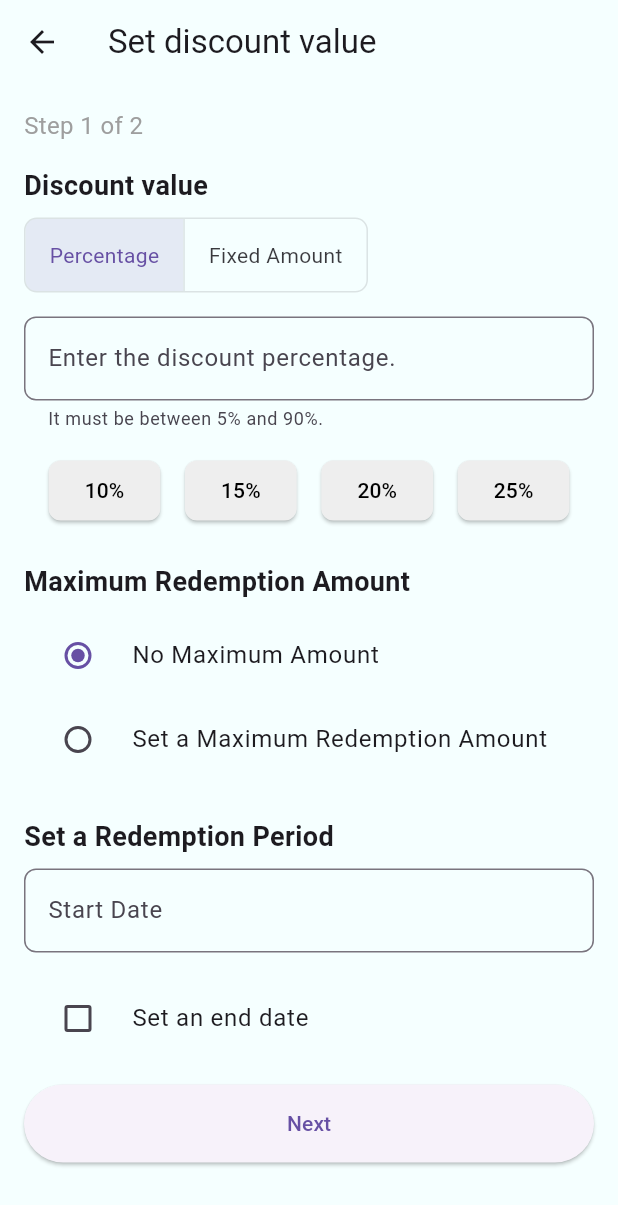
After one commit to LerMingJun/MAE, a Flutter app: the RestaurantSetting screen opened directly, item 3 of the bottom bar chosen, after a tap on "Percentage", on a phone screen of 412 x 824 dp. The commit adds this screen. Shown: the top 1205 px of the screen. Run offline on Flutter 3.47's test engine with Material 3 defaults, Android fonts, the phone set to English and light mode, and no system bars; our stand-ins replace awesome_dialog, cloud_firestore, curved_navigation_bar, dropdown_button2, firebase_auth, firebase_core and 14 more; accounts and stored records are empty.

Commit message:
restaurant create promotion, restaurant setting page adding

```diff
--- a/jom_makan/lib/restaurant_main.dart
+++ b/jom_makan/lib/restaurant_main.dart
@@ -4,6 +4,7 @@ import 'package:jom_makan/providers/complain_provider.dart';
 import 'package:jom_makan/providers/helpitem_provider.dart';
 import 'package:jom_makan/providers/review_provider.dart';
 import 'package:intl/date_symbol_data_local.dart';
+import 'package:jom_makan/screens/restaurant/restaurant_home.dart';
 import 'package:provider/provider.dart';
 import 'package:jom_makan/screens/restaurant/signup.dart';
 import 'package:jom_makan/providers/restaurant_provider.dart';
@@ -39,9 +40,9 @@ class MyApp extends StatelessWidget {
         ChangeNotifierProvider(create: (_) => ComplainProvider()),
         ChangeNotifierProvider(create: (_) => AuthProvider()), // Add AuthProvider
       ],
-      child: MaterialApp(
+      child: const MaterialApp(
         // home: RestaurantHome(),
-        home: RestaurantSignUp(),
+        home: RestaurantHome(),
       ),
     );
   }
--- /dev/null
+++ b/jom_makan/lib/screens/restaurant/restaurant_setting.dart
@@ -0,0 +1,258 @@
+import 'dart:math';
+import 'package:flutter/material.dart';
+import 'package:jom_makan/providers/store_provider.dart';
+import 'package:jom_makan/screens/admins/edit_store_detail.dart';
+import 'package:jom_makan/screens/admins/helpcenter.dart';
+import 'package:jom_makan/screens/admins/overall_analytics.dart';
+import 'package:jom_makan/screens/admins/restaurant_list.dart';
+import 'package:jom_makan/screens/admins/users_list.dart';
+import 'package:jom_makan/widgets/restaurant/custom_bottom_navigation.dart';
+import 'package:provider/provider.dart';
+
+class RestaurantSetting extends StatefulWidget {
+  const RestaurantSetting({super.key});
+
+  @override
+  _RestaurantSettingState createState() => _RestaurantSettingState();
+}
+
+class _RestaurantSettingState extends State<RestaurantSetting> {
+  int _selectedIndex = 3; // Start with "More" tab highlighted
+  @override
+  void initState() {
+    super.initState();
+    Future.microtask(() {
+      Provider.of<StoreProvider>(context, listen: false).fetchStore();
+    });
+  }
+
+  void _onItemTapped(int index) {
+    setState(() {
+      _selectedIndex = index;
+    });
+    // Add navigation logic here based on the index
+  }
+
+
+  String formatPhoneNumber(String number) {
+    if (number.length <= 2) return number;
+    if (number.length <= 5) {
+      return '${number.substring(0, 2)} ${number.substring(2)}';
+    }
+    return '${number.substring(0, 2)} ${number.substring(2, 6)} ${number.substring(6)}';
+  }
+
+  void _showContactAdminOverlay(int pinNumber) {
+  final storeProvider = Provider.of<StoreProvider>(context, listen: false);
+  showModalBottomSheet(
+    context: context,
+    isScrollControlled: true,
+    shape: const RoundedRectangleBorder(
+      borderRadius: BorderRadius.vertical(top: Radius.circular(20)),
+    ),
+    builder: (BuildContext context) {
+      return Padding(
+        padding: const EdgeInsets.all(16.0),
+        child: Column(
+          mainAxisSize: MainAxisSize.min,
+          children: [
+            // Display PIN number
+            Text(
+              'PIN #$pinNumber',
+              style: const TextStyle(fontSize: 18, fontWeight: FontWeight.bold),
+            ),
+            const SizedBox(height: 8),
+
+            // JomMakan Contact Information title
+            const Text(
+              "JomMakan Contact Information",
+              style: TextStyle(fontSize: 18, fontWeight: FontWeight.bold),
+              textAlign: TextAlign.center,
+            ),
+            const SizedBox(height: 16),
+
+            // Description
+            Text(
+              "For any inquiries, please reach out using the contact details below.",
+              textAlign: TextAlign.center,
+              style: TextStyle(color: Colors.grey[700]),
+            ),
+            const SizedBox(height: 16),
+
+            // Phone number or Not Available
+            if (storeProvider.storeNumber != null)
+              Text(
+                formatPhoneNumber(storeProvider.storeNumber ?? ''),
+                style: const TextStyle(fontSize: 20, fontWeight: FontWeight.bold),
+              )
+            else
+              const Text(
+                'Not Available',
+                style: TextStyle(fontSize: 20, fontWeight: FontWeight.bold),
+              ),
+            const SizedBox(height: 8),
+
+            // Email or Not Available
+            Text(
+              storeProvider.storeEmail ?? 'Not Available',
+              style: TextStyle(color: Colors.grey[700]),
+            ),
+            const SizedBox(height: 20),
+
+            // Close button
+            ElevatedButton(
+              onPressed: () {
+                Navigator.pop(context); // Close the overlay
+              },
+              style: ElevatedButton.styleFrom(
+                backgroundColor: Colors.green,
+                padding: const EdgeInsets.symmetric(vertical: 14),
+              ),
+              child: const Text(
+                'Close',
+                style: TextStyle(color: Colors.white, fontSize: 16),
+              ),
+            ),
+          ],
+        ),
+      );
+    },
+  );
+}
+
+
+  @override
+  Widget build(BuildContext context) {
+    return Scaffold(
+      appBar: AppBar(
+        title: const Text('Settings'),
+          automaticallyImplyLeading: false, // This line disables the back button
+      ),
+      body: ListView(
+        padding: const EdgeInsets.all(16.0),
+        children: [
+          Column(
+            children: [
+              Image.asset(
+                'assets/logo.jpg',
+                height: 100,
+              ),
+              const SizedBox(height: 16),
+              const Text(
+                'Jom Makan',
+                style: TextStyle(fontSize: 18, fontWeight: FontWeight.bold),
+                textAlign: TextAlign.center,
+              ),
+              const Text('Your Favorite Food Discovery App'),
+              const SizedBox(height: 8),
+              ElevatedButton(
+                onPressed: () {
+                  Navigator.push(
+                    context,
+                    MaterialPageRoute(
+                        builder: (context) => const StoreDetailsPage()),
+                  );
+                },
+                child: const Text('View and edit store profile'),
+              ),
+            ],
+          ),
+          const SizedBox(height: 20),
+          GridView.count(
+            shrinkWrap: true,
+            crossAxisCount: 4,
+            mainAxisSpacing: 10,
+            crossAxisSpacing: 10,
+            children: [
+              _buildIconButton(Icons.people, 'Partners',onTap: () {
+                  Navigator.push(
+                    context,
+                    MaterialPageRoute(
+                        builder: (context) =>
+                            const RestaurantsPage()), // Navigate to InsightsPage instead
+                  );
+                },),
+              _buildIconButton(Icons.supervised_user_circle, 'Users', onTap: () {
+                  Navigator.push(
+                    context,
+                    MaterialPageRoute(
+                        builder: (context) =>
+                            const UsersPage()), // Navigate to InsightsPage instead
+                  );
+                },),
+              _buildIconButton(
+                Icons.show_chart,
+                'Insights',
+                onTap: () {
+                  Navigator.push(
+                    context,
+                    MaterialPageRoute(
+                        builder: (context) =>
+                            const OverallAnalyticsScreen()), // Navigate to InsightsPage instead
+                  );
+                },
+              ),
+            ],
+          ),
+          const Divider(height: 40),
+          ListTile(
+            leading: const Icon(Icons.help_outline),
+            title: const Text('FAQ'),
+            onTap: () {
+              Navigator.push(
+                context,
+                MaterialPageRoute(builder: (context) => const HelpCenterScreen()),
+              );
+            },
+          ),
+          ListTile(
+            leading: const Icon(Icons.contact_support_outlined),
+            title: const Text('Contact Admin'),
+            onTap: () {
+              final int pinNumber = _generateRandomPin();
+              _showContactAdminOverlay(pinNumber);
+            },
+          ),
+          const Divider(height: 40),
+          ListTile(
+            leading: const Icon(Icons.person_outline),
+            title: const Text('Personal profile'),
+            onTap: () {
+              Navigator.push(
+                context,
+                MaterialPageRoute(
+                    builder: (context) => const StoreDetailsPage()),
+              );
+            },
+          ),
+          const ListTile(
+            leading: Icon(Icons.logout, color: Colors.red),
+            title: Text('Log Out', style: TextStyle(color: Colors.red)),
+          ),
+        ],
+      ),
+      bottomNavigationBar: CustomBottomNavigation(
+        selectedIndex: _selectedIndex,
+        onItemSelected: _onItemTapped,
+      ),
+    );
+  }
+
+  Widget _buildIconButton(IconData icon, String label, {VoidCallback? onTap}) {
+    return InkWell(
+      onTap: onTap,
+      child: Column(
+        mainAxisSize: MainAxisSize.min,
+        children: [
+          Icon(icon, size: 32),
+          const SizedBox(height: 4),
+          Text(label, textAlign: TextAlign.center),
+        ],
+      ),
+    );
+  }
+
+  int _generateRandomPin() {
+    return Random().nextInt(999999); // generates a random 6-digit number
+  }
+}
--- /dev/null
+++ b/jom_makan/lib/screens/restaurant/voucher_page.dart
@@ -0,0 +1,424 @@
+import 'package:flutter/material.dart';
+
+class VoucherScreen extends StatefulWidget {
+  const VoucherScreen({super.key});
+
+  @override
+  _VoucherScreenState createState() => _VoucherScreenState();
+}
+
+class _VoucherScreenState extends State<VoucherScreen> {
+  TextEditingController discountController = TextEditingController();
+  TextEditingController minimumOrderController = TextEditingController();
+  TextEditingController maxAmountController = TextEditingController();
+  TextEditingController startDateController = TextEditingController();
+  TextEditingController endDateController = TextEditingController();
+
+  bool noMaxAmount = true;
+  bool isPercentage = true;
+  bool setEndDate = false;
+
+void onNextButtonPressed() {
+  double? discountValue = double.tryParse(discountController.text);
+  if (discountValue == null || discountValue <= 0) {
+    showError("Please enter a valid discount value.");
+    return;
+  }
+
+  if (isPercentage) {
+    if (discountValue < 5 || discountValue > 90) {
+      showError("Discount percentage must be between 5% and 90%.");
+      return;
+    }
+  } else {
+    double? minimumOrderValue = double.tryParse(minimumOrderController.text);
+    if (minimumOrderValue == null || minimumOrderValue <= 0) {
+      showError("Please enter a valid minimum order value.");
+      return;
+    }
+  }
+
+  if (!noMaxAmount) {
+    double? maxAmountValue = double.tryParse(maxAmountController.text);
+    if (maxAmountValue == null || maxAmountValue <= 0) {
+      showError("Please enter a valid maximum discount amount.");
+      return;
+    }
+  }
+
+  if (startDateController.text.isEmpty) {
+    showError("Please select a start date.");
+    return;
+  }
+
+  if (setEndDate && endDateController.text.isEmpty) {
+    showError("Please select an end date.");
+    return;
+  }
+
+  // Passing the data to the NextScreen
+  Navigator.of(context).push(
+    MaterialPageRoute(
+      builder: (context) => NextScreen(
+        discountValue: discountValue,
+        isPercentage: isPercentage,
+        maxAmount: noMaxAmount ? null : double.tryParse(maxAmountController.text),
+        startDate: startDateController.text,
+        endDate: setEndDate ? endDateController.text : null,
+      ),
+    ),
+  );
+}
+
+  void showError(String message) {
+    ScaffoldMessenger.of(context).showSnackBar(
+      SnackBar(content: Text(message)),
+    );
+  }
+
+  Future<void> selectDate(BuildContext context, TextEditingController controller) async {
+    DateTime? selectedDate = await showDatePicker(
+      context: context,
+      initialDate: DateTime.now(),
+      firstDate: DateTime(2020),
+      lastDate: DateTime(2030),
+    );
+
+    if (selectedDate != null) {
+      TimeOfDay? selectedTime = await showTimePicker(
+        context: context,
+        initialTime: TimeOfDay.now(),
+      );
+
+      if (selectedTime != null) {
+        DateTime fullDateTime = DateTime(
+          selectedDate.year,
+          selectedDate.month,
+          selectedDate.day,
+          selectedTime.hour,
+          selectedTime.minute,
+        );
+
+        controller.text =
+            "${fullDateTime.day} ${_getMonthName(fullDateTime.month)}, "
+            "${_getWeekdayName(fullDateTime.weekday)} at "
+            "${selectedTime.format(context)}";
+      }
+    }
+  }
+
+  String _getMonthName(int month) {
+    const months = [
+      "Jan", "Feb", "Mar", "Apr", "May", "Jun", "Jul", "Aug", "Sep", "Oct", "Nov", "Dec"
+    ];
+    return months[month - 1];
+  }
+
+  String _getWeekdayName(int weekday) {
+    const weekdays = ["Mon", "Tue", "Wed", "Thu", "Fri", "Sat", "Sun"];
+    return weekdays[weekday - 1];
+  }
+
+  @override
+  Widget build(BuildContext context) {
+    return Scaffold(
+      appBar: AppBar(
+        title: const Text("Set discount value"),
+        leading: IconButton(
+          icon: const Icon(Icons.arrow_back),
+          onPressed: () => Navigator.of(context).pop(),
+        ),
+      ),
+      body: SingleChildScrollView(
+        padding: const EdgeInsets.all(16.0),
+        child: Column(
+          crossAxisAlignment: CrossAxisAlignment.start,
+          children: [
+            const Text(
+              "Step 1 of 2",
+              style: TextStyle(fontSize: 16, color: Colors.grey),
+            ),
+            const SizedBox(height: 16),
+            const Text(
+              "Discount value",
+              style: TextStyle(fontSize: 18, fontWeight: FontWeight.bold),
+            ),
+            const SizedBox(height: 8),
+            ToggleButtons(
+              borderRadius: BorderRadius.circular(8),
+              isSelected: [isPercentage, !isPercentage],
+              onPressed: (index) {
+                setState(() {
+                  isPercentage = index == 0;
+                  discountController.clear();
+                });
+              },
+              children: const [
+                Padding(
+                  padding: EdgeInsets.symmetric(horizontal: 16, vertical: 8),
+                  child: Text("Percentage"),
+                ),
+                Padding(
+                  padding: EdgeInsets.symmetric(horizontal: 16, vertical: 8),
+                  child: Text("Fixed Amount"),
+                ),
+              ],
+            ),
+            const SizedBox(height: 16),
+            TextField(
+              controller: discountController,
+              keyboardType: TextInputType.number,
+              decoration: InputDecoration(
+                labelText: isPercentage ? "Enter the discount percentage." : "Enter the discount amount.",
+                suffixText: isPercentage ? "%" : "RM",
+                border: OutlineInputBorder(borderRadius: BorderRadius.circular(8)),
+                helperText: isPercentage ? "It must be between 5% and 90%." : "Enter a fixed discount amount.",
+              ),
+            ),
+            const SizedBox(height: 16),
+            if (isPercentage)
+              Row(
+                mainAxisAlignment: MainAxisAlignment.spaceEvenly,
+                children: [10, 15, 20, 25].map((value) {
+                  return ElevatedButton(
+                    onPressed: () {
+                      discountController.text = "$value";
+                    },
+                    child: Text("$value%"),
+                    style: ElevatedButton.styleFrom(
+                      foregroundColor: Colors.black,
+                      backgroundColor: Colors.grey[200],
+                      shape: RoundedRectangleBorder(
+                        borderRadius: BorderRadius.circular(8),
+                      ),
+                    ),
+                  );
+                }).toList(),
+              ),
+            const SizedBox(height: 24),
+            const Text(
+              "Maximum Redemption Amount",
+              style: TextStyle(fontSize: 18, fontWeight: FontWeight.bold),
+            ),
+            const SizedBox(height: 8),
+            RadioListTile<bool>(
+              title: const Text("No Maximum Amount"),
+              value: true,
+              groupValue: noMaxAmount,
+              onChanged: (value) {
+                setState(() {
+                  noMaxAmount = value!;
+                  maxAmountController.clear();
+                });
+              },
+            ),
+            RadioListTile<bool>(
+              title: const Text("Set a Maximum Redemption Amount"),
+              value: false,
+              groupValue: noMaxAmount,
+              onChanged: (value) {
+                setState(() {
+                  noMaxAmount = value!;
+                });
+              },
+            ),
+            if (!noMaxAmount)
+              TextField(
+                controller: maxAmountController,
+                keyboardType: TextInputType.number,
+                decoration: InputDecoration(
+                  labelText: "Enter Maximum Redemption Amount",
+                  border: OutlineInputBorder(
+                    borderRadius: BorderRadius.circular(8),
+                  ),
+                ),
+              ),
+            const SizedBox(height: 24),
+            const Text(
+              "Set a Redemption Period",
+              style: TextStyle(fontSize: 18, fontWeight: FontWeight.bold),
+            ),
+            const SizedBox(height: 8),
+            TextField(
+              controller: startDateController,
+              readOnly: true,
+              decoration: InputDecoration(
+                labelText: "Start Date",
+                border: OutlineInputBorder(borderRadius: BorderRadius.circular(8)),
+              ),
+              onTap: () => selectDate(context, startDateController),
+            ),
+            const SizedBox(height: 16),
+            CheckboxListTile(
+              title: const Text("Set an end date"),
+              value: setEndDate,
+              onChanged: (value) {
+                setState(() {
+                  setEndDate = value!;
+                  if (!setEndDate) {
+                    endDateController.clear();
+                  }
+                });
+              },
+              controlAffinity: ListTileControlAffinity.leading,
+            ),
+            if (setEndDate)
+              Column(
+                crossAxisAlignment: CrossAxisAlignment.start,
+                children: [
+                  TextField(
+                    controller: endDateController,
+                    readOnly: true,
+                    decoration: InputDecoration(
+                      labelText: "End Date",
+                      border: OutlineInputBorder(borderRadius: BorderRadius.circular(8)),
+                    ),
+                    onTap: () => selectDate(context, endDateController),
+                  ),
+                  const SizedBox(height: 8),
+                ],
+              ),
+            const SizedBox(height: 16),
+            SizedBox(
+              width: double.infinity,
+              child: ElevatedButton(
+                onPressed: onNextButtonPressed,
+                style: ElevatedButton.styleFrom(
+                  padding: const EdgeInsets.symmetric(vertical: 16),
+                ),
+                child: const Text("Next"),
+              ),
+            ),
+          ],
+        ),
+      ),
+    );
+  }
+}
+
+class NextScreen extends StatelessWidget {
+  final double discountValue;
+  final bool isPercentage;
+  final double? maxAmount;
+  final String startDate;
+  final String? endDate;
+
+  NextScreen({
+    required this.discountValue,
+    required this.isPercentage,
+    this.maxAmount,
+    required this.startDate,
+    this.endDate,
+  });
+
+  @override
+  Widget build(BuildContext context) {
+    return Scaffold(
+      appBar: AppBar(
+        title: const Text("Review Your Promotion"),
+      ),
+      body: Padding(
+        padding: const EdgeInsets.all(16.0),
+        child: Column(
+          crossAxisAlignment: CrossAxisAlignment.start,
+          children: [
+            const Text(
+              "Promotion Details",
+              style: TextStyle(fontSize: 22, fontWeight: FontWeight.bold),
+            ),
+            const SizedBox(height: 16),
+
+            // Content container with a stylish design
+            Container(
+              padding: const EdgeInsets.all(16),
+              decoration: BoxDecoration(
+                color: Colors.blue[50],
+                borderRadius: BorderRadius.circular(12),
+                boxShadow: [
+                  BoxShadow(
+                    color: Colors.grey.withOpacity(0.2),
+                    spreadRadius: 2,
+                    blurRadius: 6,
+                    offset: const Offset(0, 3),
+                  ),
+                ],
+              ),
+              child: Column(
+                crossAxisAlignment: CrossAxisAlignment.start,
+                children: [
+                  Text(
+                    "Discount Value: ${discountValue.toStringAsFixed(2)} ${isPercentage ? "%" : "RM"}",
+                    style: TextStyle(fontSize: 16, fontWeight: FontWeight.w600, color: Colors.blue[900]),
+                  ),
+                  const SizedBox(height: 8),
+                  if (maxAmount != null)
+                    Text(
+                      "Maximum Redemption Amount: RM ${maxAmount!.toStringAsFixed(2)}",
+                      style: TextStyle(fontSize: 16, fontWeight: FontWeight.w600, color: Colors.blue[900]),
+                    ),
+                  if (maxAmount != null) const SizedBox(height: 8),
+                  Text(
+                    "Start Date: $startDate",
+                    style: TextStyle(fontSize: 16, fontWeight: FontWeight.w600, color: Colors.blue[900]),
+                  ),
+                  const SizedBox(height: 8),
+                  if (endDate != null)
+                    Text(
+                      "End Date: $endDate",
+                      style: TextStyle(fontSize: 16, fontWeight: FontWeight.w600, color: Colors.blue[900]),
+                    ),
+                ],
+              ),
+            ),
+
+            const SizedBox(height: 24),
+
+            // Confirm button
+            SizedBox(
+              width: double.infinity,
+              child: ElevatedButton(
+                onPressed: () {
+                  _showConfirmationDialog(context);
+                },
+                style: ElevatedButton.styleFrom(
+                  padding: const EdgeInsets.symmetric(vertical: 16),
+                ),
+                child: const Text("Confirm"),
+              ),
+            ),
+          ],
+        ),
+      ),
+    );
+  }
+
+  void _showConfirmationDialog(BuildContext context) {
+    showDialog(
+      context: context,
+      builder: (BuildContext context) {
+        return AlertDialog(
+          title: const Text("Confirm Promotion"),
+          content: const Text("Are you sure you want to confirm this promotion?"),
+          actions: [
+            TextButton(
+              onPressed: () {
+                Navigator.of(context).pop(); // Close the dialog
+              },
+              child: const Text("Cancel"),
+            ),
+            ElevatedButton(
+              onPressed: () {
+                // Code for confirming the promotion goes here
+                Navigator.of(context).pop(); // Close the dialog
+                ScaffoldMessenger.of(context).showSnackBar(
+                  const SnackBar(content: Text("Promotion confirmed!")),
+                );
+              },
+              child: const Text("Confirm"),
+            ),
+          ],
+        );
+      },
+    );
+  }
+}
--- a/jom_makan/lib/widgets/Restaurant/custom_bottom_navigation.dart
+++ b/jom_makan/lib/widgets/Restaurant/custom_bottom_navigation.dart
@@ -1,6 +1,8 @@
 // lib/widget/custom_bottom_navigation.dart
 import 'package:flutter/material.dart';
-import 'package:jom_makan/screens/restaurant/restaurant_home.dart'; // Home screen
+import 'package:jom_makan/screens/restaurant/voucher_page.dart';
+import 'package:jom_makan/screens/restaurant/restaurant_home.dart';
+import 'package:jom_makan/screens/restaurant/restaurant_setting.dart'; // Home screen
 // import 'package:jom_makan/screens/restaurant/booking.dart'; // Booking screen
 // import 'package:jom_makan/screens/restaurant/voucher.dart'; // Voucher screen
 // import 'package:jom_makan/screens/restaurant/community.dart'; // Community screen
@@ -35,10 +37,10 @@ class CustomBottomNavigation extends StatelessWidget {
           // );
         } else if (index == 2) {
           // Navigate to Voucher page
-          // Navigator.push(
-          //   context,
-          //   MaterialPageRoute(builder: (context) => const VoucherPage()),
-          // );
+          Navigator.push(
+            context,
+            MaterialPageRoute(builder: (context) => const VoucherScreen()),
+          );
         } else if (index == 3) {
           // Navigate to Community page
           // Navigator.push(
@@ -47,10 +49,10 @@ class CustomBottomNavigation extends StatelessWidget {
           // );
         } else if (index == 4) {
           // Navigate to Profile page
-          // Navigator.push(
-          //   context,
-          //   MaterialPageRoute(builder: (context) => const ProfilePage()),
-          // );
+          Navigator.push(
+            context,
+            MaterialPageRoute(builder: (context) => const RestaurantSetting()),
+          );
         } else {
           // Call the original onItemSelected callback for other icons
           onItemSelected(index);
```
Also changed, not shown: jom_makan/lib/screens/restaurant/restaurant_home.dart (+14 -3 lines).
